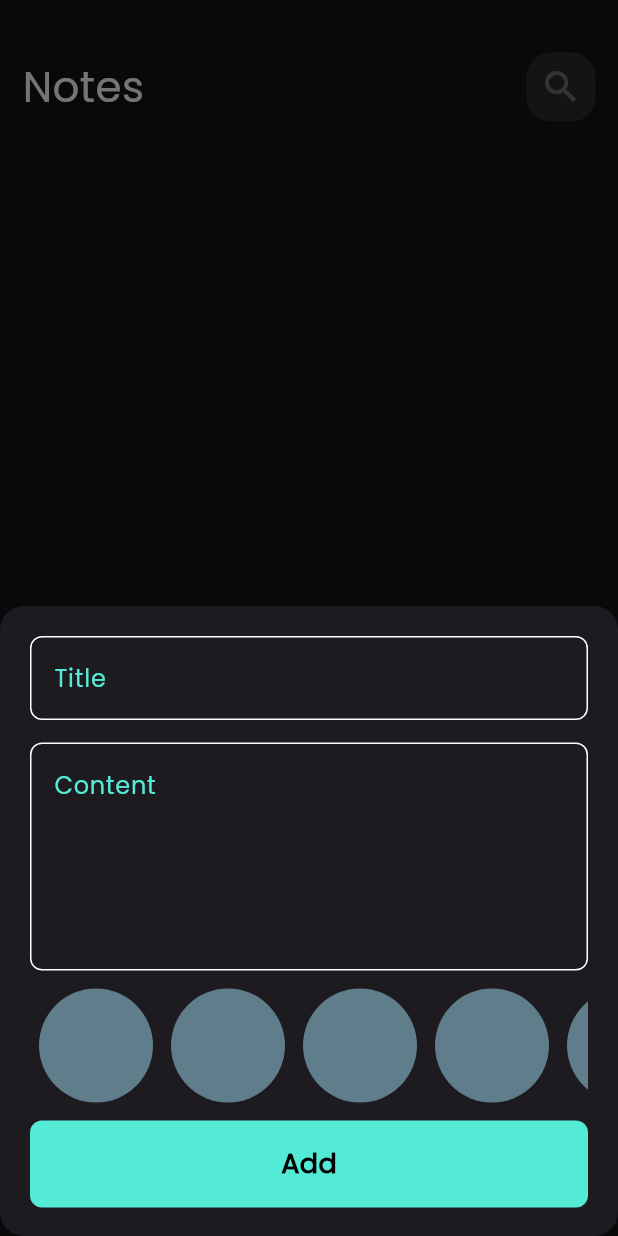
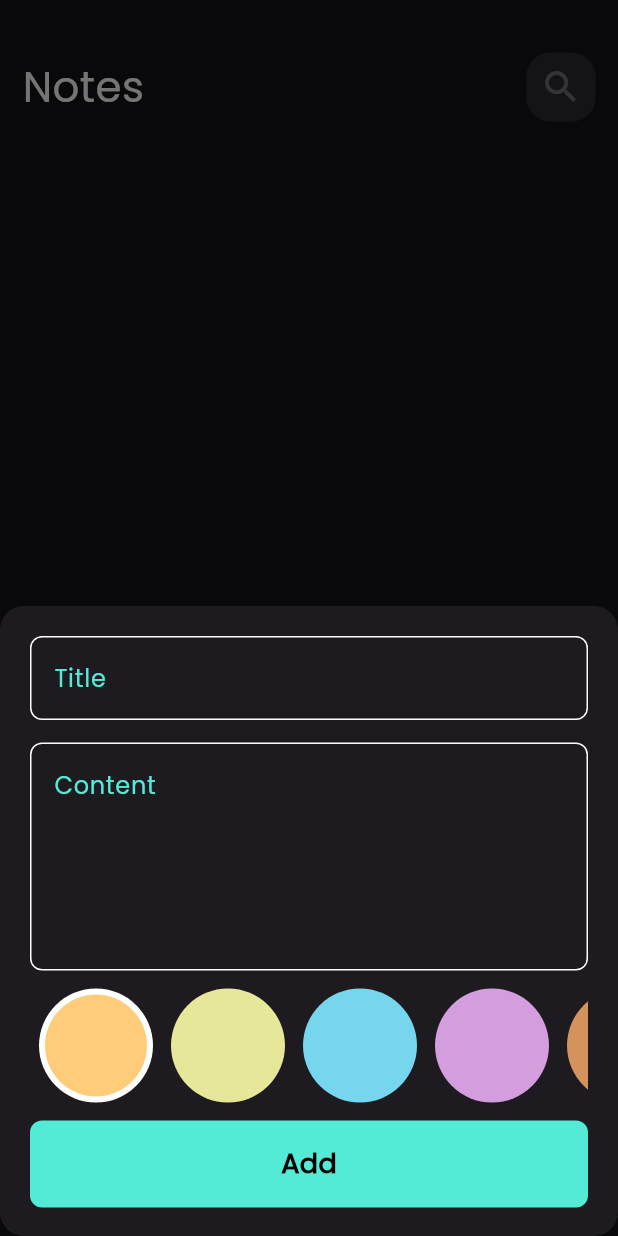
Before and after one commit to minasalah555/notes_app, a Flutter app: the screen it shows after launch, after a tap on an icon or button, on a phone screen of 412 x 824 dp. Run offline on Flutter 3.47's test engine with Material 3 defaults, Android fonts, the phone set to English and light mode, and no system bars; our stand-ins replace flutter_bloc, font_awesome_flutter, hive, hive_flutter; accounts and stored records are empty.

Commit message:
list color view part 2

```diff
--- a/lib/views/widgets/list_color_item.dart
+++ b/lib/views/widgets/list_color_item.dart
@@ -1,28 +1,57 @@
 import 'package:flutter/material.dart';
 
 class ColorItem extends StatelessWidget {
-  const ColorItem({super.key});
-
+  const ColorItem(this.isChecking, this.color);
+  final bool isChecking;
+  final Color color;
   @override
   Widget build(BuildContext context) {
-    return CircleAvatar(backgroundColor: Colors.blueGrey, radius: 38);
+    return isChecking == true
+        ? CircleAvatar(
+          radius: 38,
+          backgroundColor: Colors.white,
+          child: CircleAvatar(backgroundColor: color, radius: 34),
+        )
+        : CircleAvatar(backgroundColor: color, radius: 38);
   }
 }
 
-class ListColorItem extends StatelessWidget {
+class ListColorItem extends StatefulWidget {
   const ListColorItem({super.key});
 
+  @override
+  State<ListColorItem> createState() => _ListColorItemState();
+}
+
+class _ListColorItemState extends State<ListColorItem> {
+  int currentIndex = 0;
+  final List<Color> colors = const [
+    Color(0xffFFCD7A),
+    Color(0xffE7E799),
+    Color(0xff76D6EE),
+    Color(0xffD49DDD),
+    Color(0xffD4925D),
+  ];
   @override
   Widget build(BuildContext context) {
     return SizedBox(
       height: 100,
       child: ListView.builder(
         scrollDirection: Axis.horizontal,
-        itemCount: 10,
+        itemCount: 5,
         itemBuilder: (context, index) {
           return Padding(
             padding: EdgeInsets.symmetric(horizontal: 6),
-            child: ColorItem(),
+            child: GestureDetector(
+              onTap: () {
+                currentIndex = index;
+                setState(() {});
+              },
+              child: ColorItem(
+                currentIndex == index ? true : false,
+                colors[index],
+              ),
+            ),
           );
         },
       ),
```
